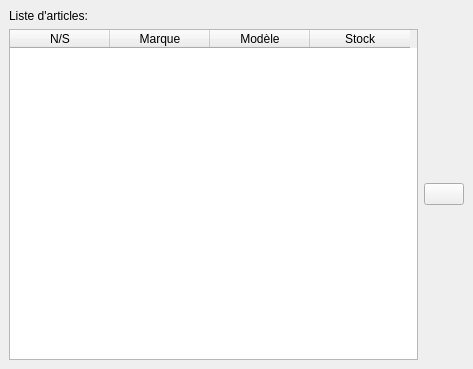
First picture: the form in sploks/views/contract_item_list.ui, repository LPOdev/Sploks, before the edit.
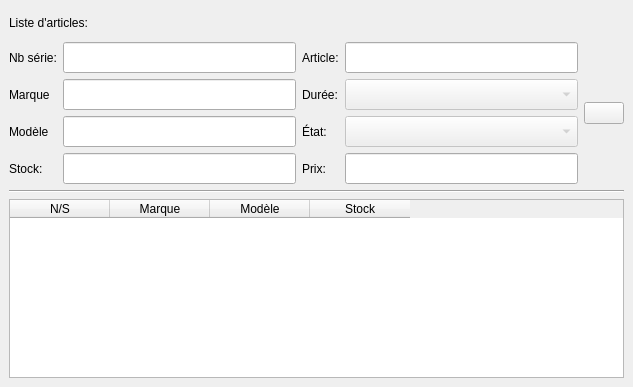
Second picture: the form after the edit. Icons and pictures are not drawn.

```diff
--- a/sploks/views/contract_item_list.ui
+++ b/sploks/views/contract_item_list.ui
@@ -6,14 +6,14 @@
    <rect>
     <x>0</x>
     <y>0</y>
-    <width>473</width>
-    <height>369</height>
+    <width>633</width>
+    <height>387</height>
    </rect>
   </property>
   <property name="minimumSize">
    <size>
-    <width>473</width>
-    <height>369</height>
+    <width>633</width>
+    <height>387</height>
    </size>
   </property>
   <property name="windowTitle">
@@ -23,6 +23,12 @@
    <layout class="QVBoxLayout" name="verticalLayout">
     <item>
      <widget class="QLabel" name="label_12">
+      <property name="minimumSize">
+       <size>
+        <width>615</width>
+        <height>27</height>
+       </size>
+      </property>
       <property name="styleSheet">
        <string notr="true">font: 87 14pt &quot;Arial Black&quot;;</string>
       </property>
@@ -32,30 +38,276 @@
      </widget>
     </item>
     <item>
-     <layout class="QHBoxLayout" name="horizontalLayout">
+     <layout class="QHBoxLayout" name="horizontalLayout_3">
       <item>
-       <widget class="QTableWidget" name="tbl_items">
-        <column>
-         <property name="text">
-          <string>N/S</string>
-         </property>
-        </column>
-        <column>
-         <property name="text">
-          <string>Marque</string>
-         </property>
-        </column>
-        <column>
-         <property name="text">
-          <string>Modèle</string>
-         </property>
-        </column>
-        <column>
-         <property name="text">
-          <string>Stock</string>
-         </property>
-        </column>
-       </widget>
+       <layout class="QHBoxLayout" name="horizontalLayout_2">
+        <item>
+         <layout class="QVBoxLayout" name="verticalLayout_5">
+          <item>
+           <widget class="QLabel" name="label_22">
+            <property name="styleSheet">
+             <string notr="true">font: 87 14pt &quot;Arial Black&quot;;</string>
+            </property>
+            <property name="text">
+             <string>Nb série:</string>
+            </property>
+           </widget>
+          </item>
+          <item>
+           <widget class="QLabel" name="label_23">
+            <property name="styleSheet">
+             <string notr="true">font: 87 14pt &quot;Arial Black&quot;;</string>
+            </property>
+            <property name="text">
+             <string>Marque</string>
+            </property>
+           </widget>
+          </item>
+          <item>
+           <widget class="QLabel" name="label_24">
+            <property name="styleSheet">
+             <string notr="true">font: 87 14pt &quot;Arial Black&quot;;</string>
+            </property>
+            <property name="text">
+             <string>Modèle</string>
+            </property>
+           </widget>
+          </item>
+          <item>
+           <widget class="QLabel" name="label_25">
+            <property name="styleSheet">
+             <string notr="true">font: 87 14pt &quot;Arial Black&quot;;</string>
+            </property>
+            <property name="text">
+             <string>Stock:</string>
+            </property>
+           </widget>
+          </item>
+         </layout>
+        </item>
+        <item>
+         <layout class="QVBoxLayout" name="verticalLayout_6">
+          <item>
+           <widget class="QLineEdit" name="lbl_serial">
+            <property name="font">
+             <font>
+              <family>Arial</family>
+              <pointsize>14</pointsize>
+              <weight>10</weight>
+              <italic>false</italic>
+              <bold>false</bold>
+             </font>
+            </property>
+            <property name="styleSheet">
+             <string notr="true">font: 87 14pt &quot;Arial&quot;;</string>
+            </property>
+            <property name="text">
+             <string/>
+            </property>
+            <property name="readOnly">
+             <bool>false</bool>
+            </property>
+           </widget>
+          </item>
+          <item>
+           <widget class="QLineEdit" name="lbl_brand">
+            <property name="font">
+             <font>
+              <family>Arial</family>
+              <pointsize>14</pointsize>
+              <weight>10</weight>
+              <italic>false</italic>
+              <bold>false</bold>
+             </font>
+            </property>
+            <property name="styleSheet">
+             <string notr="true">font: 87 14pt &quot;Arial&quot;;</string>
+            </property>
+            <property name="text">
+             <string/>
+            </property>
+            <property name="readOnly">
+             <bool>false</bool>
+            </property>
+           </widget>
+          </item>
+          <item>
+           <widget class="QLineEdit" name="lbl_model">
+            <property name="font">
+             <font>
+              <family>Arial</family>
+              <pointsize>14</pointsize>
+              <weight>10</weight>
+              <italic>false</italic>
+              <bold>false</bold>
+             </font>
+            </property>
+            <property name="styleSheet">
+             <string notr="true">font: 87 14pt &quot;Arial&quot;;</string>
+            </property>
+            <property name="text">
+             <string/>
+            </property>
+            <property name="readOnly">
+             <bool>false</bool>
+            </property>
+           </widget>
+          </item>
+          <item>
+           <widget class="QLineEdit" name="lbl_stock">
+            <property name="font">
+             <font>
+              <family>Arial</family>
+              <pointsize>14</pointsize>
+              <weight>10</weight>
+              <italic>false</italic>
+              <bold>false</bold>
+             </font>
+            </property>
+            <property name="styleSheet">
+             <string notr="true">font: 87 14pt &quot;Arial&quot;;</string>
+            </property>
+            <property name="text">
+             <string/>
+            </property>
+            <property name="readOnly">
+             <bool>false</bool>
+            </property>
+           </widget>
+          </item>
+         </layout>
+        </item>
+        <item>
+         <layout class="QVBoxLayout" name="verticalLayout_7">
+          <item>
+           <widget class="QLabel" name="label_26">
+            <property name="styleSheet">
+             <string notr="true">font: 87 14pt &quot;Arial Black&quot;;</string>
+            </property>
+            <property name="text">
+             <string>Article:</string>
+            </property>
+           </widget>
+          </item>
+          <item>
+           <widget class="QLabel" name="label_27">
+            <property name="styleSheet">
+             <string notr="true">font: 87 14pt &quot;Arial Black&quot;;</string>
+            </property>
+            <property name="text">
+             <string>Durée:</string>
+            </property>
+           </widget>
+          </item>
+          <item>
+           <widget class="QLabel" name="label_29">
+            <property name="styleSheet">
+             <string notr="true">font: 87 14pt &quot;Arial Black&quot;;</string>
+            </property>
+            <property name="text">
+             <string>État:</string>
+            </property>
+           </widget>
+          </item>
+          <item>
+           <widget class="QLabel" name="label_28">
+            <property name="styleSheet">
+             <string notr="true">font: 87 14pt &quot;Arial Black&quot;;</string>
+            </property>
+            <property name="text">
+             <string>Prix:</string>
+            </property>
+           </widget>
+          </item>
+         </layout>
+        </item>
+        <item>
+         <layout class="QVBoxLayout" name="verticalLayout_8">
+          <item>
+           <widget class="QLineEdit" name="lbl_code">
+            <property name="font">
+             <font>
+              <family>Arial</family>
+              <pointsize>14</pointsize>
+              <weight>10</weight>
+              <italic>false</italic>
+              <bold>false</bold>
+             </font>
+            </property>
+            <property name="styleSheet">
+             <string notr="true">font: 87 14pt &quot;Arial&quot;;</string>
+            </property>
+            <property name="text">
+             <string/>
+            </property>
+            <property name="readOnly">
+             <bool>false</bool>
+            </property>
+           </widget>
+          </item>
+          <item>
+           <widget class="QComboBox" name="drp_time">
+            <property name="enabled">
+             <bool>false</bool>
+            </property>
+            <property name="font">
+             <font>
+              <family>Arial</family>
+              <pointsize>14</pointsize>
+              <weight>10</weight>
+              <italic>false</italic>
+              <bold>false</bold>
+             </font>
+            </property>
+            <property name="styleSheet">
+             <string notr="true">font: 87 14pt &quot;Arial&quot;;</string>
+            </property>
+           </widget>
+          </item>
+          <item>
+           <widget class="QComboBox" name="drp_state">
+            <property name="enabled">
+             <bool>false</bool>
+            </property>
+            <property name="font">
+             <font>
+              <family>Arial</family>
+              <pointsize>14</pointsize>
+              <weight>10</weight>
+              <italic>false</italic>
+              <bold>false</bold>
+             </font>
+            </property>
+            <property name="styleSheet">
+             <string notr="true">font: 87 14pt &quot;Arial&quot;;</string>
+            </property>
+           </widget>
+          </item>
+          <item>
+           <widget class="QLineEdit" name="lbl_price">
+            <property name="font">
+             <font>
+              <family>Arial</family>
+              <pointsize>14</pointsize>
+              <weight>10</weight>
+              <italic>false</italic>
+              <bold>false</bold>
+             </font>
+            </property>
+            <property name="styleSheet">
+             <string notr="true">font: 87 14pt &quot;Arial&quot;;</string>
+            </property>
+            <property name="text">
+             <string/>
+            </property>
+            <property name="readOnly">
+             <bool>false</bool>
+            </property>
+           </widget>
+          </item>
+         </layout>
+        </item>
+       </layout>
       </item>
       <item>
        <widget class="QPushButton" name="btn_pushRight">
@@ -76,6 +328,71 @@
       </item>
      </layout>
     </item>
+    <item>
+     <widget class="Line" name="line">
+      <property name="orientation">
+       <enum>Qt::Horizontal</enum>
+      </property>
+     </widget>
+    </item>
+    <item>
+     <layout class="QHBoxLayout" name="horizontalLayout">
+      <item>
+       <widget class="QTableWidget" name="tbl_items">
+        <property name="sizeAdjustPolicy">
+         <enum>QAbstractScrollArea::AdjustToContentsOnFirstShow</enum>
+        </property>
+        <property name="editTriggers">
+         <set>QAbstractItemView::NoEditTriggers</set>
+        </property>
+        <property name="showDropIndicator" stdset="0">
+         <bool>false</bool>
+        </property>
+        <property name="dragDropOverwriteMode">
+         <bool>false</bool>
+        </property>
+        <property name="alternatingRowColors">
+         <bool>true</bool>
+        </property>
+        <property name="selectionMode">
+         <enum>QAbstractItemView::SingleSelection</enum>
+        </property>
+        <property name="selectionBehavior">
+         <enum>QAbstractItemView::SelectRows</enum>
+        </property>
+        <property name="sortingEnabled">
+         <bool>true</bool>
+        </property>
+        <attribute name="verticalHeaderVisible">
+         <bool>false</bool>
+        </attribute>
+        <attribute name="verticalHeaderHighlightSections">
+         <bool>false</bool>
+        </attribute>
+        <column>
+         <property name="text">
+          <string>N/S</string>
+         </property>
+        </column>
+        <column>
+         <property name="text">
+          <string>Marque</string>
+         </property>
+        </column>
+        <column>
+         <property name="text">
+          <string>Modèle</string>
+         </property>
+        </column>
+        <column>
+         <property name="text">
+          <string>Stock</string>
+         </property>
+        </column>
+       </widget>
+      </item>
+     </layout>
+    </item>
    </layout>
   </widget>
  </widget>
```
Left out of the diff: 2 changed lines with no effect on the pictures.
